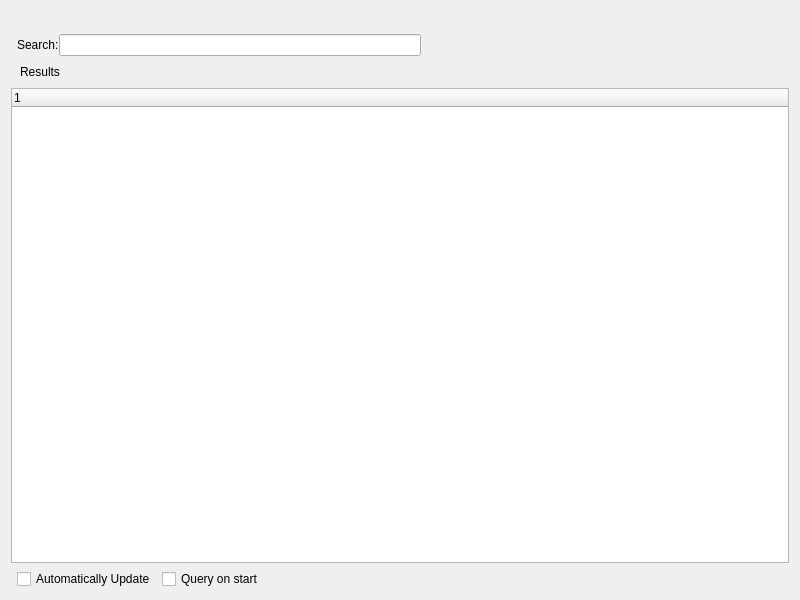
Above: guiclient/display.ui from knowhow/xtuple before the change. Below: the same form after it.
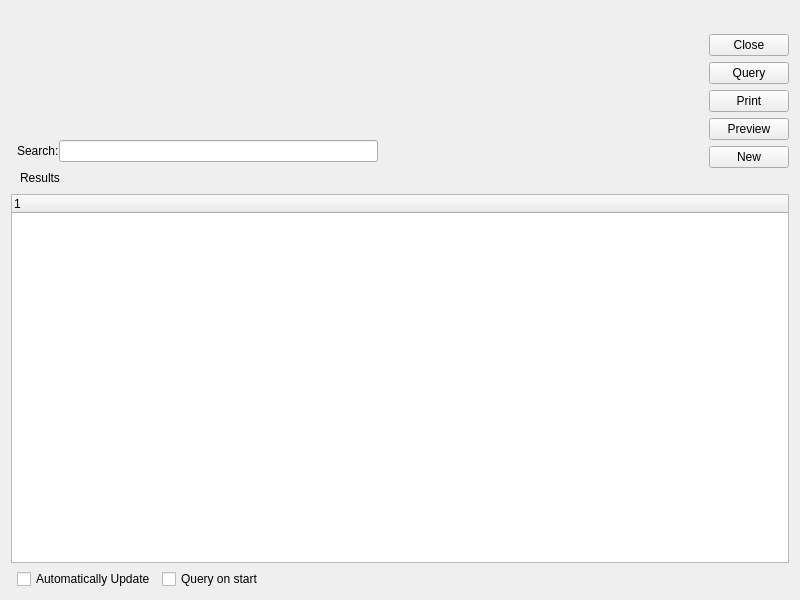
That is the form after the change. Custom widgets are drawn as their Qt base class.

Diff of the .ui file:
```diff
--- a/guiclient/display.ui
+++ b/guiclient/display.ui
@@ -98,6 +98,58 @@
        </item>
       </layout>
      </item>
+     <item row="0" column="1" rowspan="2">
+      <layout class="QVBoxLayout" name="_buttonLayout">
+       <item>
+        <widget class="QPushButton" name="_close">
+         <property name="text">
+          <string>Close</string>
+         </property>
+        </widget>
+       </item>
+       <item>
+        <widget class="QPushButton" name="_query">
+         <property name="text">
+          <string>Query</string>
+         </property>
+        </widget>
+       </item>
+       <item>
+        <widget class="QPushButton" name="_print">
+         <property name="text">
+          <string>Print</string>
+         </property>
+        </widget>
+       </item>
+       <item>
+        <widget class="QPushButton" name="_preview">
+         <property name="text">
+          <string>Preview</string>
+         </property>
+        </widget>
+       </item>
+       <item>
+        <widget class="QPushButton" name="_new">
+         <property name="text">
+          <string>New</string>
+         </property>
+        </widget>
+       </item>
+       <item>
+        <spacer name="verticalSpacer">
+         <property name="orientation">
+          <enum>Qt::Vertical</enum>
+         </property>
+         <property name="sizeHint" stdset="0">
+          <size>
+           <width>0</width>
+           <height>20</height>
+          </size>
+         </property>
+        </spacer>
+       </item>
+      </layout>
+     </item>
      <item row="1" column="0">
       <layout class="QHBoxLayout" name="_labelLayout">
        <item>
```
